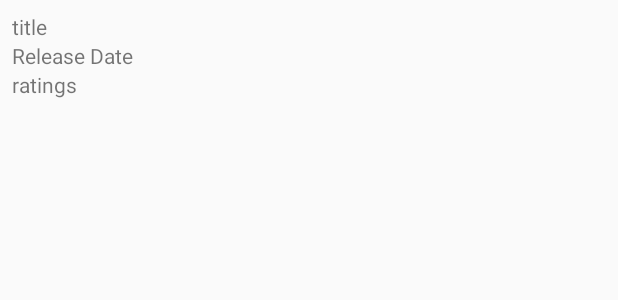
After one commit to nikhilkamboj/PopMov, an Android app: the layout movie_data_list.xml on its own in the app's theme, with its tools: preview values and no code run, on a phone screen of 412 x 824 dp. The commit adds this screen. Shown: the top 300 px of the screen. Run offline under Robolectric (Android 15) with nearby library versions, the phone set to English and light mode, and no system bars.

Commit message:
RecyclerView(ADAPTER) created with xml file for lists, some tweaks into JSON class done, refactored the code for cooments

```diff
--- a/app/build.gradle
+++ b/app/build.gradle
@@ -27,4 +27,6 @@ dependencies {
     compile 'com.android.support:appcompat-v7:27.0.0'
     compile 'com.android.support.constraint:constraint-layout:1.0.2'
     testCompile 'junit:junit:4.12'
+
+    compile 'com.android.support:recyclerview-v7:27.0.0'
 }
--- /dev/null
+++ b/app/src/main/res/layout/movie_data_list.xml
@@ -0,0 +1,34 @@
+<?xml version="1.0" encoding="utf-8"?>
+<!--
+    list item design
+    list items to be inflated using recyclerView
+-->
+
+<LinearLayout
+    xmlns:android="http://schemas.android.com/apk/res/android"
+    xmlns:tools="http://schemas.android.com/tools"
+    android:orientation="vertical"
+    android:layout_width="match_parent"
+    android:layout_height="wrap_content"
+    android:padding="8dp">
+
+    <TextView
+        android:layout_width="match_parent"
+        android:layout_height="wrap_content"
+        tools:text="title"
+        android:id="@+id/tv_title_list_id"
+        />
+    <TextView
+        android:layout_width="match_parent"
+        android:layout_height="wrap_content"
+        tools:text="Release Date"
+        android:id="@+id/tv_release_date_list_id"
+        />
+    <TextView
+        android:layout_width="match_parent"
+        android:layout_height="wrap_content"
+        tools:text="ratings"
+        android:id="@+id/tv_rating_list_id"
+        />
+
+</LinearLayout>
```
Also changed, not shown: app/src/main/java/com/example/nikhil/fuzzflix/MainActivity.java (+67 -18 lines), app/src/main/java/com/example/nikhil/fuzzflix/MovieDataAdapter.java (added, +107 -0 lines), app/src/main/java/com/example/nikhil/fuzzflix/constants/AppConstants.java (+20 -0 lines), app/src/main/java/com/example/nikhil/fuzzflix/utilities/JsonUtils.java (+8 -3 lines), app/src/main/java/com/example/nikhil/fuzzflix/utilities/NetworkUtils.java (+34 -22 lines), app/src/main/res/layout/activity_main.xml (+7 -16 lines).
